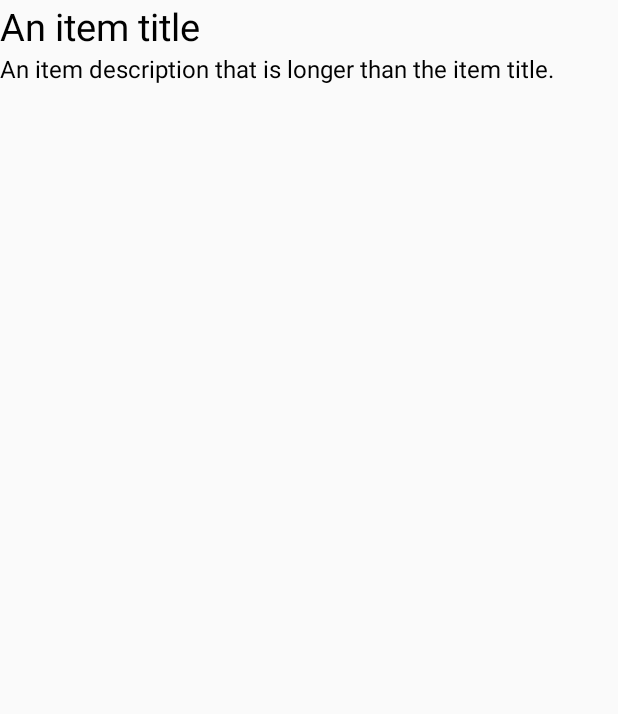
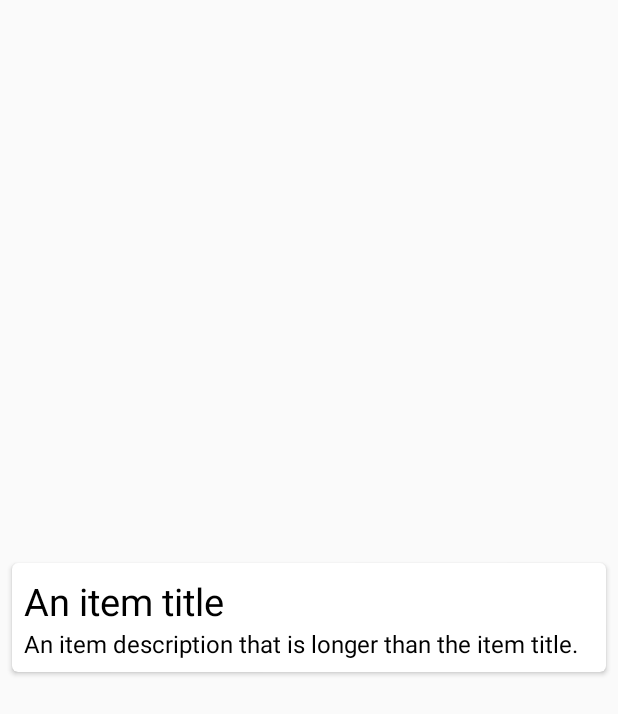
Before and after one commit to andrewreeman/feed, an Android app: the layout content_item.xml on its own in the app's theme, with its tools: preview values and no code run, on a phone screen of 412 x 824 dp. Shown: the top 714 px of the screen. Run offline under Robolectric (Android 15) with nearby library versions, the phone set to English and light mode, and no system bars.

Commit message:
With card view for displaying items

```diff
--- a/app/src/main/java/com/stepwise/feed/ui/mainpage/contentlist/ContentListFragment.kt
+++ b/app/src/main/java/com/stepwise/feed/ui/mainpage/contentlist/ContentListFragment.kt
@@ -48,7 +48,6 @@ class ContentListFragment: Fragment(), MainPageFragment {
         binding.mainActivityListItems.apply {
             adapter = contentItemAdapter
             layoutManager = LinearLayoutManager(this.context)
-            addItemDecoration(DividerItemDecoration(this.context, DividerItemDecoration.VERTICAL))
             itemAnimator = DefaultItemAnimator()
             setHasFixedSize(true)
         }
--- a/app/src/main/res/layout/content_item.xml
+++ b/app/src/main/res/layout/content_item.xml
@@ -1,14 +1,24 @@
 <?xml version="1.0" encoding="utf-8"?>
-<LinearLayout xmlns:android="http://schemas.android.com/apk/res/android"
+<androidx.cardview.widget.CardView
+    xmlns:android="http://schemas.android.com/apk/res/android"
     xmlns:tools="http://schemas.android.com/tools"
-    android:orientation="vertical" android:layout_width="match_parent"
+    xmlns:app="http://schemas.android.com/apk/res-auto"
+    android:layout_width="match_parent"
     android:layout_height="wrap_content"
+    android:layout_gravity="center"
+    android:layout_margin="@dimen/card_margin"
+    app:cardCornerRadius="@dimen/card_radius"
+>
+    <LinearLayout
+        android:orientation="vertical"
+        android:layout_width="match_parent"
+        android:layout_height="wrap_content"
+        android:padding="8dp"
         android:clickable="true"
         android:focusable="true"
         android:foreground="?android:attr/selectableItemBackground"
         android:background="?android:selectableItemBackground"
-    android:id="@+id/main_page_list_item"
-    >
+        android:id="@+id/main_page_list_item">
 
         <TextView
             android:id="@+id/main_page_list_item_title"
@@ -36,3 +46,4 @@
             >
         </TextView>
     </LinearLayout>
+</androidx.cardview.widget.CardView>
--- a/app/src/main/res/values/dimens.xml
+++ b/app/src/main/res/values/dimens.xml
@@ -4,4 +4,6 @@
     <dimen name="text_margin">16dp</dimen>
     <dimen name="content_padding">16dp</dimen>
     <dimen name="content_padding_large">32dp</dimen>
+    <dimen name="card_radius">4dp</dimen>
+    <dimen name="card_margin">8dp</dimen>
 </resources>
--- a/build.gradle
+++ b/build.gradle
@@ -32,4 +32,6 @@ ext {
     daggerVersion = '2.27'
     retrofitVersion = '2.8.1'
     okHttpVersion = '4.6.0'
+    kotlinxVersion = '1.3.7'
+    androidxComponentLibrariesVersion = '1.0.0'
 }
```
Also changed, not shown: app/build.gradle (+6 -3 lines). Lines whose indentation alone changed are shown as unchanged.
